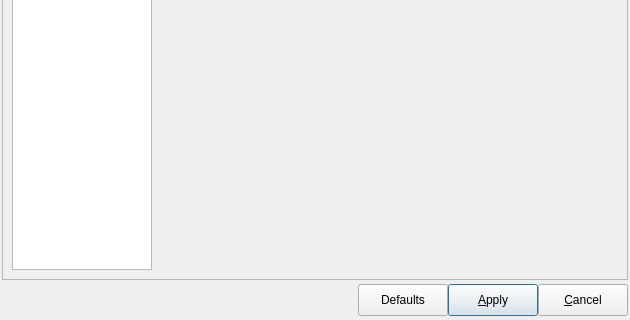
Qt form libpgmodeler_ui/ui/configurationform.ui (pgmodeler/pgmodeler) before a commit; both pictures show x 0 to 630 and y 210 to 530 of the 630 by 530 pixel window.
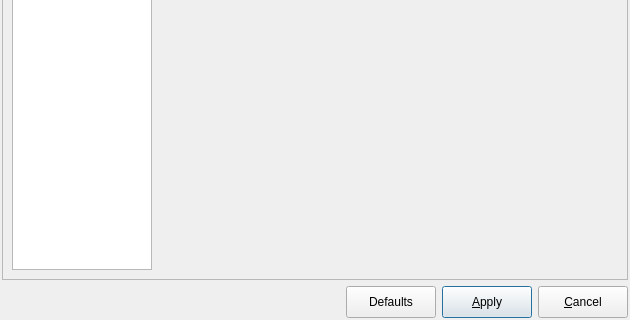
The same form after that commit. Icons and pictures are not drawn.

What changed in the file:
```diff
--- a/libpgmodeler_ui/ui/configurationform.ui
+++ b/libpgmodeler_ui/ui/configurationform.ui
@@ -36,127 +36,16 @@
    <property name="margin">
     <number>2</number>
    </property>
-   <property name="spacing">
-    <number>4</number>
+   <property name="topMargin">
+    <number>2</number>
    </property>
-   <item row="1" column="0">
-    <layout class="QGridLayout" name="buttons_grid">
-     <property name="leftMargin">
-      <number>2</number>
-     </property>
-     <property name="bottomMargin">
-      <number>2</number>
-     </property>
-     <property name="spacing">
-      <number>0</number>
-     </property>
-     <item row="0" column="0">
-      <widget class="QLabel" name="label">
-       <property name="text">
-        <string/>
-       </property>
-       <property name="pixmap">
-        <pixmap resource="../res/resources.qrc">:/imagens/imagens/pgmodeler_name.png</pixmap>
-       </property>
-      </widget>
-     </item>
-     <item row="0" column="4">
-      <widget class="QPushButton" name="apply_btn">
-       <property name="minimumSize">
-        <size>
-         <width>90</width>
-         <height>32</height>
-        </size>
-       </property>
-       <property name="maximumSize">
-        <size>
-         <width>90</width>
-         <height>16777215</height>
-        </size>
-       </property>
-       <property name="text">
-        <string>&amp;Apply</string>
-       </property>
-       <property name="icon">
-        <iconset resource="../res/resources.qrc">
-         <normaloff>:/icones/icones/confirmar.png</normaloff>:/icones/icones/confirmar.png</iconset>
-       </property>
-       <property name="default">
-        <bool>true</bool>
-       </property>
-      </widget>
-     </item>
-     <item row="0" column="5">
-      <widget class="QPushButton" name="cancel_btn">
-       <property name="minimumSize">
-        <size>
-         <width>90</width>
-         <height>32</height>
-        </size>
-       </property>
-       <property name="maximumSize">
-        <size>
-         <width>90</width>
-         <height>16777215</height>
-        </size>
-       </property>
-       <property name="text">
-        <string>&amp;Cancel</string>
-       </property>
-       <property name="icon">
-        <iconset resource="../res/resources.qrc">
-         <normaloff>:/icones/icones/fechar1.png</normaloff>:/icones/icones/fechar1.png</iconset>
-       </property>
-       <property name="flat">
-        <bool>false</bool>
-       </property>
-      </widget>
-     </item>
-     <item row="0" column="2">
-      <widget class="QPushButton" name="defaults_btn">
-       <property name="minimumSize">
-        <size>
-         <width>90</width>
-         <height>32</height>
-        </size>
-       </property>
-       <property name="maximumSize">
-        <size>
-         <width>90</width>
-         <height>16777215</height>
-        </size>
-       </property>
-       <property name="text">
-        <string>Defaults</string>
-       </property>
-       <property name="icon">
-        <iconset resource="../res/resources.qrc">
-         <normaloff>:/icones/icones/padroes.png</normaloff>:/icones/icones/padroes.png</iconset>
-       </property>
-       <property name="autoDefault">
-        <bool>false</bool>
-       </property>
-       <property name="default">
-        <bool>false</bool>
-       </property>
-      </widget>
-     </item>
-     <item row="0" column="1">
-      <spacer name="hspacer">
-       <property name="orientation">
-        <enum>Qt::Horizontal</enum>
-       </property>
-       <property name="sizeHint" stdset="0">
-        <size>
-         <width>91</width>
-         <height>27</height>
-        </size>
-       </property>
-      </spacer>
-     </item>
-    </layout>
-   </item>
-   <item row="0" column="0">
+   <property name="rightMargin">
+    <number>2</number>
+   </property>
+   <property name="bottomMargin">
+    <number>2</number>
+   </property>
+   <item row="0" column="0" colspan="3">
     <widget class="QFrame" name="frame">
      <property name="sizePolicy">
       <sizepolicy hsizetype="Preferred" vsizetype="Preferred">
@@ -382,6 +271,114 @@
      </layout>
     </widget>
    </item>
+   <item row="1" column="0">
+    <widget class="QLabel" name="label">
+     <property name="text">
+      <string/>
+     </property>
+     <property name="pixmap">
+      <pixmap resource="../res/resources.qrc">:/imagens/imagens/pgmodeler_name.png</pixmap>
+     </property>
+    </widget>
+   </item>
+   <item row="1" column="1">
+    <spacer name="hspacer">
+     <property name="orientation">
+      <enum>Qt::Horizontal</enum>
+     </property>
+     <property name="sizeHint" stdset="0">
+      <size>
+       <width>200</width>
+       <height>27</height>
+      </size>
+     </property>
+    </spacer>
+   </item>
+   <item row="1" column="2">
+    <layout class="QHBoxLayout" name="horizontalLayout">
+     <item>
+      <widget class="QPushButton" name="defaults_btn">
+       <property name="minimumSize">
+        <size>
+         <width>90</width>
+         <height>32</height>
+        </size>
+       </property>
+       <property name="maximumSize">
+        <size>
+         <width>90</width>
+         <height>16777215</height>
+        </size>
+       </property>
+       <property name="text">
+        <string>Defaults</string>
+       </property>
+       <property name="icon">
+        <iconset resource="../res/resources.qrc">
+         <normaloff>:/icones/icones/padroes.png</normaloff>:/icones/icones/padroes.png</iconset>
+       </property>
+       <property name="autoDefault">
+        <bool>false</bool>
+       </property>
+       <property name="default">
+        <bool>false</bool>
+       </property>
+      </widget>
+     </item>
+     <item>
+      <widget class="QPushButton" name="apply_btn">
+       <property name="minimumSize">
+        <size>
+         <width>90</width>
+         <height>32</height>
+        </size>
+       </property>
+       <property name="maximumSize">
+        <size>
+         <width>90</width>
+         <height>16777215</height>
+        </size>
+       </property>
+       <property name="text">
+        <string>&amp;Apply</string>
+       </property>
+       <property name="icon">
+        <iconset resource="../res/resources.qrc">
+         <normaloff>:/icones/icones/confirmar.png</normaloff>:/icones/icones/confirmar.png</iconset>
+       </property>
+       <property name="default">
+        <bool>true</bool>
+       </property>
+      </widget>
+     </item>
+     <item>
+      <widget class="QPushButton" name="cancel_btn">
+       <property name="minimumSize">
+        <size>
+         <width>90</width>
+         <height>32</height>
+        </size>
+       </property>
+       <property name="maximumSize">
+        <size>
+         <width>90</width>
+         <height>16777215</height>
+        </size>
+       </property>
+       <property name="text">
+        <string>&amp;Cancel</string>
+       </property>
+       <property name="icon">
+        <iconset resource="../res/resources.qrc">
+         <normaloff>:/icones/icones/fechar1.png</normaloff>:/icones/icones/fechar1.png</iconset>
+       </property>
+       <property name="flat">
+        <bool>false</bool>
+       </property>
+      </widget>
+     </item>
+    </layout>
+   </item>
   </layout>
  </widget>
  <resources>
```
Left out of the diff: 4 changed lines with no effect on the pictures.
